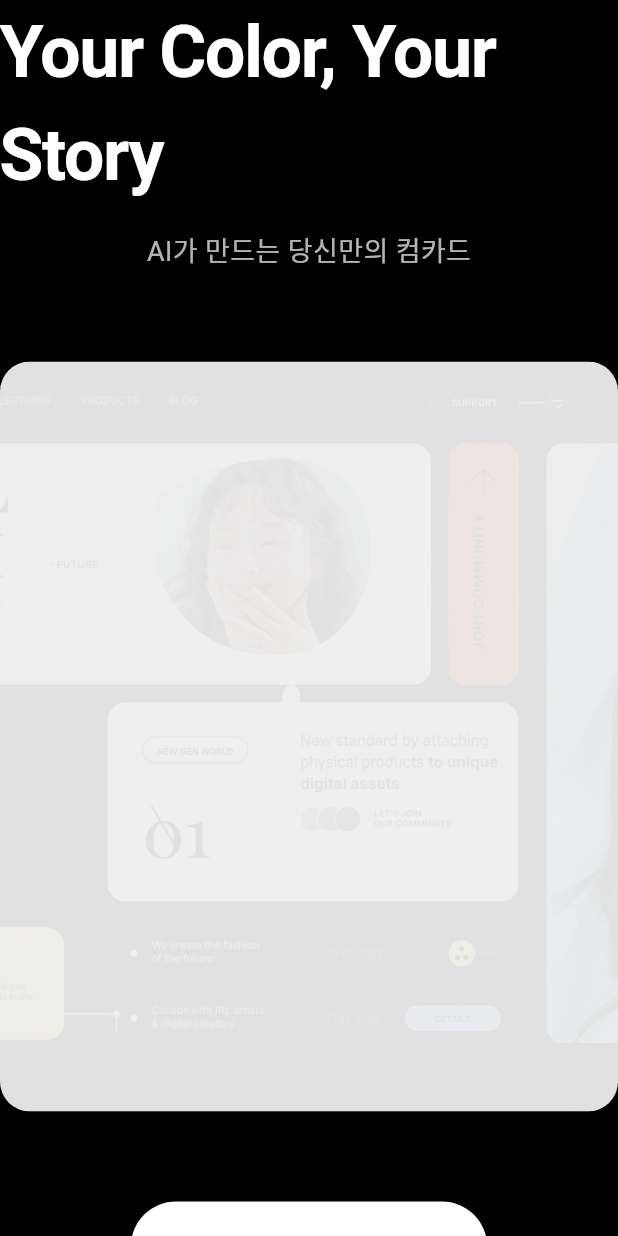
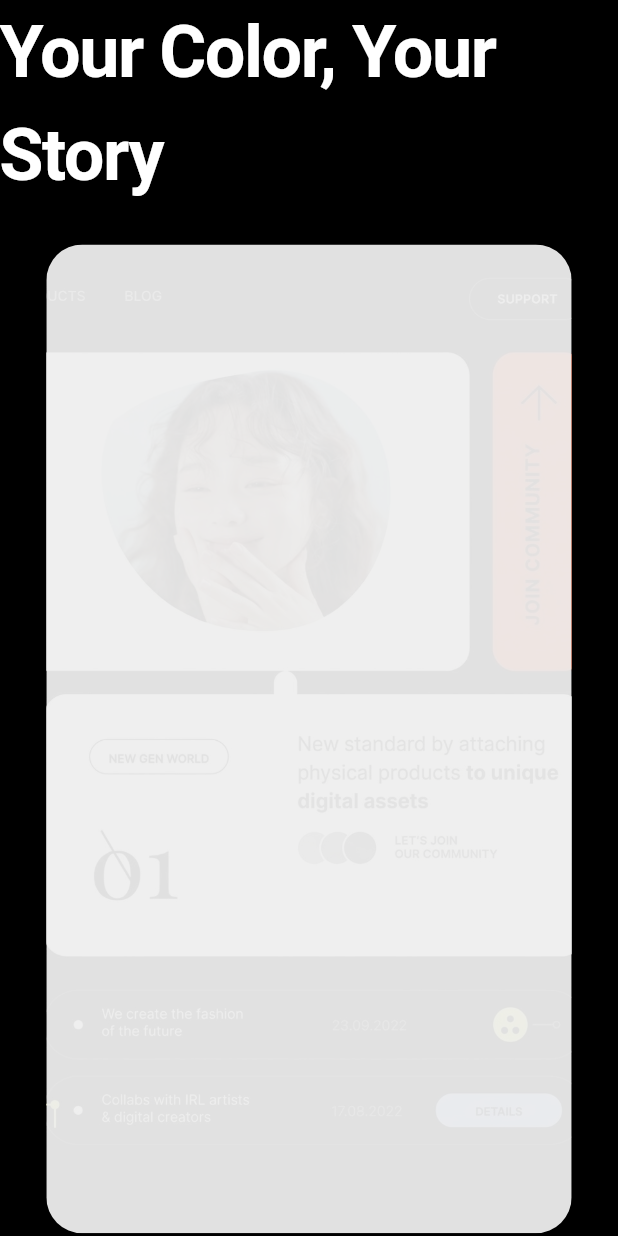
Before and after one commit to melodyvoow/visage, a Flutter app: the screen it shows after launch, on a phone screen of 412 x 824 dp. Run offline on Flutter 3.47's test engine with Material 3 defaults, Android fonts, the phone set to English and light mode, and no system bars.

Commit message:
히어로섹션이지

```diff
--- a/lib/view/Home/component/visage_home_scratch_card.dart
+++ b/lib/view/Home/component/visage_home_scratch_card.dart
@@ -1,5 +1,6 @@
 import 'package:flutter/material.dart';
 import 'package:flutter/gestures.dart';
+import 'dart:math' as math;
 
 class VisageHomeScratchCard extends StatefulWidget {
   const VisageHomeScratchCard({super.key});
@@ -21,23 +22,27 @@ class _VisageHomeScratchCardState extends State<VisageHomeScratchCard> {
 
   @override
   Widget build(BuildContext context) {
+    final screenSize = MediaQuery.of(context).size;
+    final cardWidth = screenSize.width * 0.85; // 화면의 85%
+    final cardHeight = screenSize.height * 0.80; // 화면의 70%
+
     return MouseRegion(
       onHover: _onHover,
       child: Container(
-        width: 800,
-        height: 500,
+        width: cardWidth,
+        height: cardHeight,
         decoration: BoxDecoration(
-          borderRadius: BorderRadius.circular(20),
+          borderRadius: BorderRadius.circular(24),
           boxShadow: [
             BoxShadow(
-              color: Colors.black.withOpacity(0.3),
-              blurRadius: 30,
-              offset: const Offset(0, 10),
+              color: Colors.black.withOpacity(0.4),
+              blurRadius: 40,
+              offset: const Offset(0, 20),
             ),
           ],
         ),
         child: ClipRRect(
-          borderRadius: BorderRadius.circular(20),
+          borderRadius: BorderRadius.circular(24),
           child: Stack(
             children: [
               // 1. 맨 아래: 컬러풀 이미지
@@ -46,7 +51,7 @@ class _VisageHomeScratchCardState extends State<VisageHomeScratchCard> {
               // 2. 맨 위: 회색 레이어 (마우스 경로 제외)
               RepaintBoundary(
                 child: CustomPaint(
-                  size: const Size(800, 500),
+                  size: Size(cardWidth, cardHeight),
                   isComplex: true,
                   willChange: true,
                   painter: _GrayscaleOverlayPainter(
@@ -64,15 +69,11 @@ class _VisageHomeScratchCardState extends State<VisageHomeScratchCard> {
 
   // 컴카드 이미지
   Widget _buildColorfulCard() {
-    return SizedBox(
-      width: 800,
-      height: 500,
-      child: Image.asset(
-        'assets/image/example.jpeg',
-        width: 800,
-        height: 500,
-        fit: BoxFit.cover,
-      ),
+    return Image.asset(
+      'assets/image/example.jpeg',
+      fit: BoxFit.cover,
+      width: double.infinity,
+      height: double.infinity,
     );
   }
 }
@@ -100,15 +101,39 @@ class _GrayscaleOverlayPainter extends CustomPainter {
 
     canvas.drawRect(Rect.fromLTWH(0, 0, size.width, size.height), grayPaint);
 
-    // 마우스가 지나간 영역을 투명하게 제거
+    // 마우스가 지나간 영역을 투명하게 제거 (불규칙한 브러시 효과)
     if (revealedPoints.isNotEmpty) {
       final erasePaint = Paint()
-        ..blendMode = BlendMode
-            .clear // 완전히 제거
+        ..blendMode = BlendMode.clear
         ..style = PaintingStyle.fill;
 
-      for (final point in revealedPoints) {
-        canvas.drawCircle(point, brushRadius, erasePaint);
+      // 각 포인트마다 불규칙한 브러시 스탬프 그리기
+      for (int i = 0; i < revealedPoints.length; i++) {
+        final point = revealedPoints[i];
+
+        // 메인 원 그리기 (더 작게)
+        canvas.drawCircle(point, brushRadius * 0.5, erasePaint);
+
+        // 주변에 불규칙한 작은 원들 배치 (페인트 브러시 효과)
+        final seed = (point.dx * 1000 + point.dy).toInt(); // 위치 기반 시드
+        final random = math.Random(seed);
+
+        final splatterCount = 10; // 주변 원 개수 (줄임)
+        for (int j = 0; j < splatterCount; j++) {
+          final angle =
+              (j / splatterCount) * 2 * math.pi + random.nextDouble() * 1.0;
+          final distance =
+              brushRadius * (0.6 + random.nextDouble() * 0.8); // 더 멀리
+          final splatterRadius =
+              brushRadius * (0.15 + random.nextDouble() * 0.4); // 더 작게
+
+          final splatterPoint = Offset(
+            point.dx + math.cos(angle) * distance,
+            point.dy + math.sin(angle) * distance,
+          );
+
+          canvas.drawCircle(splatterPoint, splatterRadius, erasePaint);
+        }
       }
     }
 
--- a/lib/view/Home/visage_home_view.dart
+++ b/lib/view/Home/visage_home_view.dart
@@ -22,19 +22,13 @@ class VisageHomeView extends StatelessWidget {
                 letterSpacing: -1,
               ),
             ),
-            const SizedBox(height: 16),
 
-            // 서브 텍스트
-            const Text(
-              'AI가 만드는 당신만의 컴카드',
-              style: TextStyle(color: Colors.white70, fontSize: 18),
-            ),
-            const SizedBox(height: 60),
+            const SizedBox(height: 25),
 
-            // 스크래치 카드 영역
+            // 스크래치 카드 영역 (화면의 85% 크기)
             const VisageHomeScratchCard(),
 
-            const SizedBox(height: 60),
+            const SizedBox(height: 25),
 
             // CTA 버튼
             ElevatedButton(
@@ -51,6 +45,7 @@ class VisageHomeView extends StatelessWidget {
                 shape: RoundedRectangleBorder(
                   borderRadius: BorderRadius.circular(30),
                 ),
+                elevation: 10,
               ),
               child: const Text(
                 '나만의 컴카드 만들기',
```
